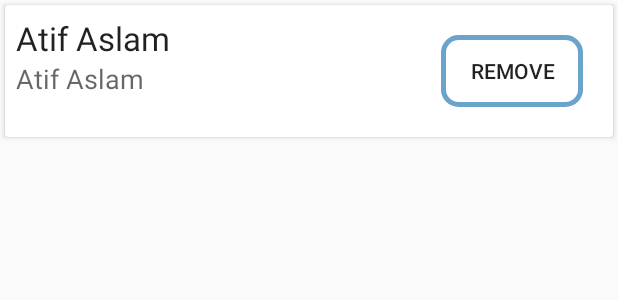
After one commit to Raafay76642/CareerBook, an Android app: the layout wishlist_design.xml on its own in the app's theme, with its tools: preview values and no code run, on a phone screen of 412 x 824 dp. The commit adds this screen. Shown: the top 300 px of the screen. Run offline under Robolectric (Android 15) with nearby library versions, the phone set to English and light mode, and no system bars.

Commit message:
final work

```diff
--- a/app/src/main/java/com/example/aser/careerbook/MainActivity.java
+++ b/app/src/main/java/com/example/aser/careerbook/MainActivity.java
@@ -24,6 +24,11 @@
         bottomnav.setOnNavigationItemSelectedListener(navlistner);
         firebaseAuth = FirebaseAuth.getInstance();
 
+    }
+    public void openwishList(View View)
+    {
+        Intent i = new Intent(this, wishlist.class);
+        startActivity(i);
     }
 
     public void opennews(View View)
--- a/app/src/main/res/layout/activity_main.xml
+++ b/app/src/main/res/layout/activity_main.xml
@@ -120,6 +120,7 @@
                android:layout_height="wrap_content"
                android:orientation="horizontal"
                android:padding="5dp"
+               android:onClick="openwishList"
                >
 
                <ImageView
--- /dev/null
+++ b/app/src/main/res/layout/wishlist_design.xml
@@ -0,0 +1,55 @@
+<?xml version="1.0" encoding="utf-8"?>
+<LinearLayout
+    xmlns:android="http://schemas.android.com/apk/res/android" android:layout_width="match_parent"
+    android:layout_height="wrap_content">
+    <android.support.v7.widget.CardView
+        android:layout_width="match_parent"
+        android:layout_height="wrap_content"
+        android:layout_margin="3dp">
+        <LinearLayout
+            android:layout_width="match_parent"
+            android:layout_height="wrap_content"
+            android:orientation="horizontal">
+
+            <LinearLayout
+                android:layout_width="match_parent"
+                android:layout_height="wrap_content"
+                android:orientation="vertical"
+                android:padding="7dp"
+                android:layout_weight="1">
+
+                <TextView
+                    android:id="@+id/WdegreeName"
+                    android:layout_width="match_parent"
+                    android:layout_height="wrap_content"
+                    android:text="Atif Aslam"
+                    android:textAppearance="@style/Base.TextAppearance.AppCompat.Large" />
+
+
+                <TextView
+                    android:id="@+id/Wuniversty"
+                    android:layout_width="match_parent"
+                    android:layout_height="wrap_content"
+                    android:text="Atif Aslam"
+                    android:textAppearance="@style/Base.TextAppearance.AppCompat.Medium" />
+
+
+            </LinearLayout>
+            <Button
+                android:layout_weight="2"
+                android:layout_width="match_parent"
+                android:layout_height="wrap_content"
+                android:layout_gravity="center"
+                android:gravity="center"
+                android:layout_margin="20dp"
+                android:text="Remove"
+                android:id="@+id/remove_WishList"
+                android:background="@drawable/rountcorner"
+                />
+
+
+
+        </LinearLayout>
+    </android.support.v7.widget.CardView>
+
+</LinearLayout>
```
Also changed, not shown: app/src/main/java/com/example/aser/careerbook/Aggri_Adapter.java (+6 -5 lines), app/src/main/java/com/example/aser/careerbook/Wish_Adapter.java (added, +54 -0 lines), app/src/main/java/com/example/aser/careerbook/Wishlist_Model.java (added, +9 -0 lines), app/src/main/java/com/example/aser/careerbook/wishlist.java (+45 -0 lines), app/src/main/res/layout/activity_wishlist.xml (+4 -9 lines).
